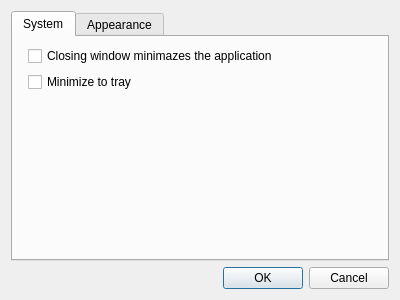
Before: the Qt Designer form src/settingsdialog.ui in BackupTheBerlios/tinyorganizer, drawn with Qt 5.
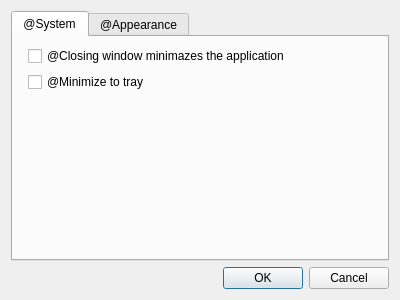
After: the same form once the commit is applied.

Diff of the .ui file:
```diff
--- a/src/settingsdialog.ui
+++ b/src/settingsdialog.ui
@@ -27,7 +27,7 @@
      </property>
      <widget class="QWidget" name="tab">
       <attribute name="title">
-       <string>System</string>
+       <string>@System</string>
       </attribute>
       <layout class="QFormLayout" name="formLayout_2">
        <item row="0" column="0">
@@ -36,14 +36,14 @@
        <item row="0" column="1">
         <widget class="QCheckBox" name="checkBoxCloseMinimizes">
          <property name="text">
-          <string>Closing window minimazes the application</string>
+          <string>@Closing window minimazes the application</string>
          </property>
         </widget>
        </item>
        <item row="1" column="1">
         <widget class="QCheckBox" name="checkBoxMinimizeToTray">
          <property name="text">
-          <string>Minimize to tray</string>
+          <string>@Minimize to tray</string>
          </property>
         </widget>
        </item>
@@ -51,7 +51,7 @@
      </widget>
      <widget class="QWidget" name="tab_2">
       <attribute name="title">
-       <string>Appearance</string>
+       <string>@Appearance</string>
       </attribute>
      </widget>
     </widget>
```
Left out of the diff: 2 changed lines with no effect on the pictures.
